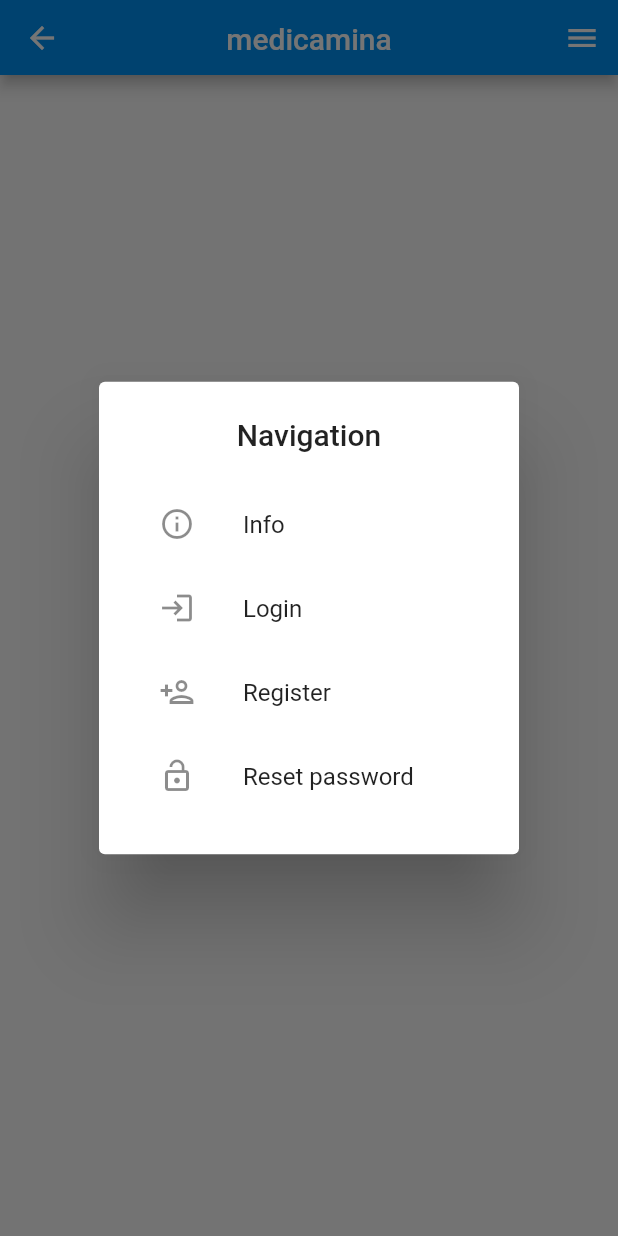
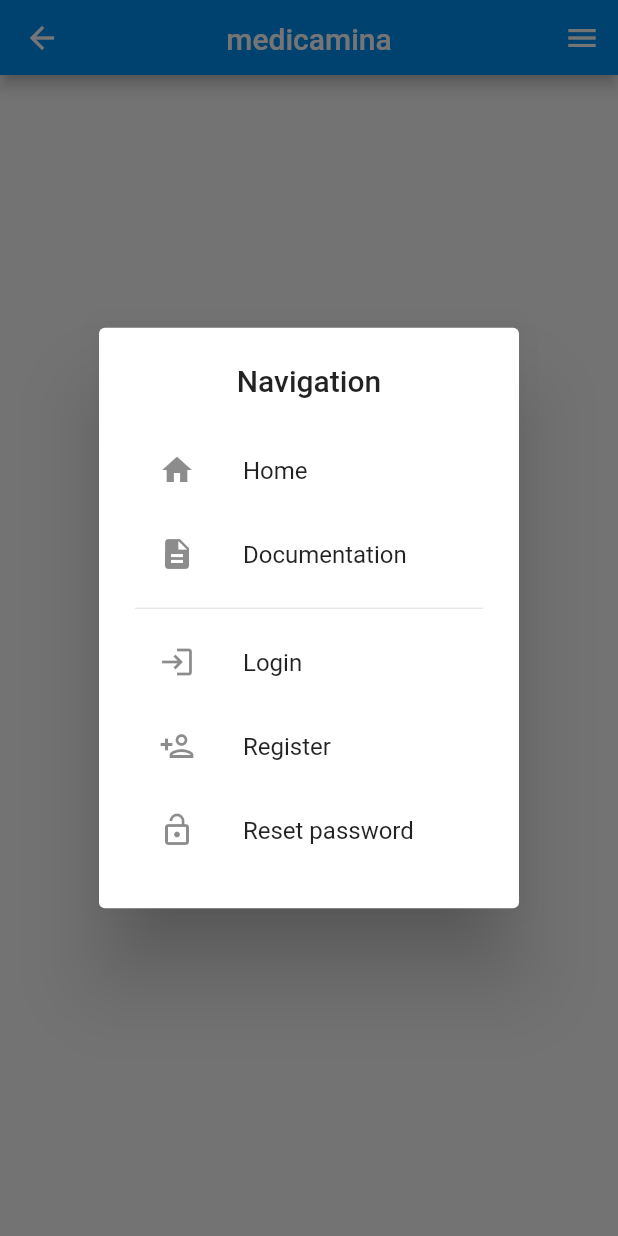
Before and after one commit to medicamina/ui, a Flutter app: the MedicaminaAuthWidget screen opened by its route, after a tap on the "menu" icon, on a phone screen of 412 x 824 dp. Run offline on Flutter 3.47's test engine with Material 2 defaults, Android fonts, the phone set to English and light mode, and no system bars; our stand-ins replace community_material_icon, date_time_picker, firebase_core, fl_chart, flutter_modular, flutter_svg and 4 more; missing offline and left inert: graphview, syncfusion_flutter_maps; accounts and stored records are empty.

Commit message:
update navbar

```diff
--- a/lib/auth/appbar/widget.dart
+++ b/lib/auth/appbar/widget.dart
@@ -1,8 +1,10 @@
 import 'dart:async';
+import 'package:flutter/foundation.dart';
 import 'package:flutter/material.dart';
 import 'package:flutter_modular/flutter_modular.dart';
 import 'package:google_fonts/google_fonts.dart';
 import 'package:medicamina/auth/states.dart';
+import 'package:url_launcher/url_launcher.dart';
 
 class MedicaminaAuthAppBarWidget extends StatefulWidget
     implements PreferredSizeWidget {
@@ -73,14 +75,27 @@ class _MedicaminaAuthAppBarWidget extends State<MedicaminaAuthAppBarWidget> {
                       //   child:
 
                       ListTile(
-                        leading: const Icon(Icons.info_outline),
-                        title: const Text('Info'),
+                        leading: const Icon(Icons.home),
+                        title: const Text('Home'),
                         enabled: Modular.args.uri.toString() != '/',
                         onTap: () {
                           Navigator.pop(context);
                           Modular.to.navigate('/');
                         },
                       ),
+                      ListTile(
+                        leading: const Icon(Icons.description),
+                        title: const Text('Documentation'),
+                        onTap: () {
+                          launchUrl(
+                            Uri(scheme: 'https', host: 'docs.medicamina.us'),
+                            mode: kIsWeb
+                                ? LaunchMode.externalApplication
+                                : LaunchMode.inAppWebView,
+                          );
+                        },
+                      ),
+                      const Divider(),
                       // ),
                       ListTile(
                         leading: const Icon(Icons.login_outlined),
--- a/pubspec.yaml
+++ b/pubspec.yaml
@@ -29,6 +29,7 @@ dependencies:
   qr_flutter: ^4.0.0
   url_launcher: ^6.1.10
   graphview: ^1.2.0
+  firebase_core: ^2.24.2
 
 dev_dependencies:
   flutter_test:
```
Also changed, not shown: lib/landing/widget.dart (+12 -11 lines), lib/main.dart (+8 -1 lines), firebase.json (added), lib/dash/psychology/widget.dart (line endings or trailing spaces), lib/firebase_options.dart (added), 2 other files.
